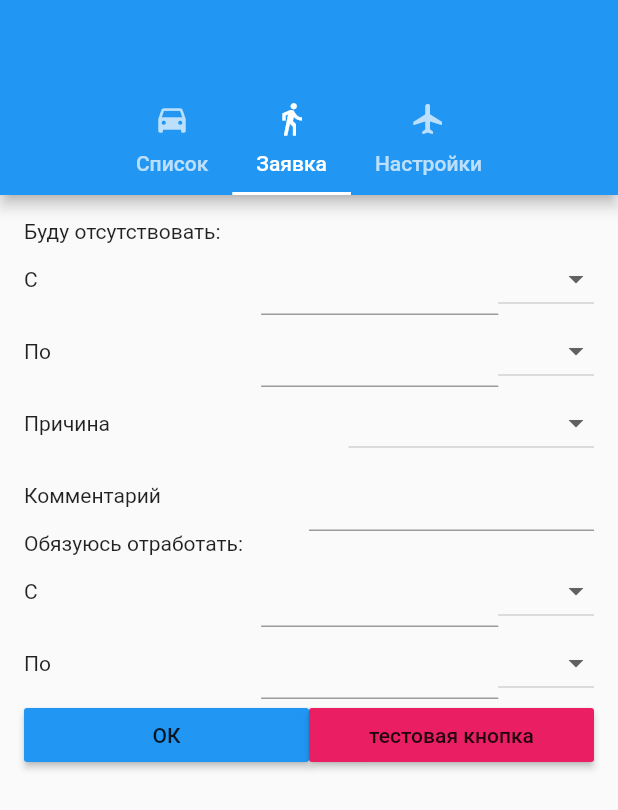
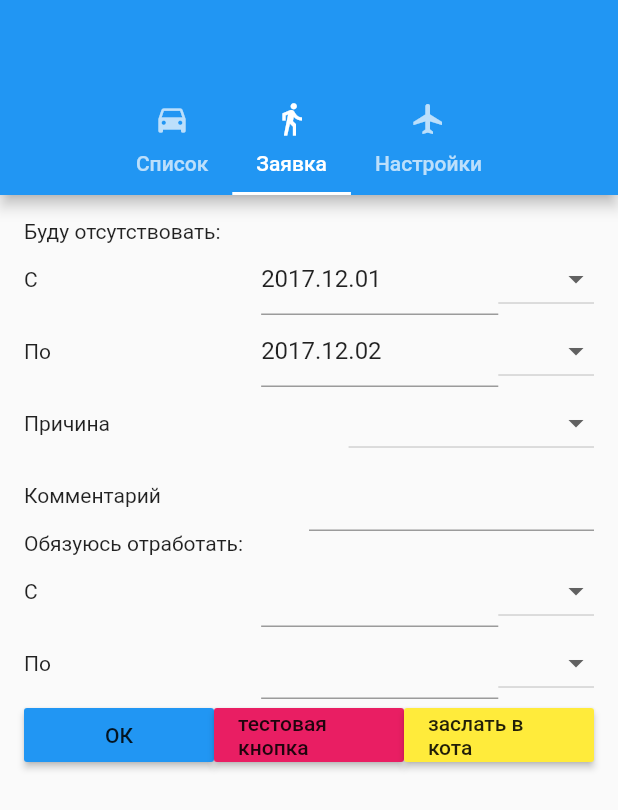
Before and after one commit to Unact/diod, a Flutter app: the screen it shows after launch, tab 2 chosen, after a tap on "тестовая кнопка", on a phone screen of 412 x 824 dp. Shown: the top 810 px of the screen. Run offline on Flutter 3.47's test engine with Material 2 defaults, Android fonts, the phone set to English and light mode, and no system bars; our stand-ins replace sqflite; accounts and stored records are empty.

Commit message:
DEV-34217

```diff
--- a/lib/main.dart
+++ b/lib/main.dart
@@ -64,6 +64,8 @@ class MyConfig {
           id INTEGER PRIMARY KEY,
           name TEXT
         )""");
+*/
+
 
         await db.execute("""
           CREATE TABLE new_request (
@@ -71,10 +73,11 @@ class MyConfig {
             ddatee DATETIME,
             ddateb_future DATETIME,
             ddatee_future DATETIME,
+            reason INTEGER,
             person INTEGER,
-            comments TEXT,
+            comments TEXT
           )""");
-*/
+
 
 
       },
@@ -128,7 +131,7 @@ class _ChoiceCardState extends State<ChoiceCard> {
 
     switch (widget.choice.title) {
     case 'Список': return new MyHomePage(title: 'График разработчиков', cfg: widget.cfg);
-    case 'Заявка': return new MyEntry();
+    case 'Заявка': return new MyEntry(cfg: widget.cfg);
     case 'Настройки': return new ConfigScreen(cfg: widget.cfg, onCfgChanged: _handleCfgChanged);
 
 
@@ -215,6 +218,7 @@ class _MyHomePageState extends State<MyHomePage> {
     widget.cfg.readStr().then((String val){
       widget.cfg.apiCode = val;
       widget.cfg.initDB().then((Database db){
+        print('AAAAAAAAAAA initDB COMPLETED=----------------------------');
         setFromDB();
         setRenew();
       });
@@ -412,6 +416,10 @@ final TextEditingController _controller = new TextEditingController();
 
 
 class MyEntry extends StatefulWidget {
+  final MyConfig cfg;
+  MyEntry({Key key, this.cfg}) : super(key: key);
+
+
   @override
   State createState() => new MyEntryState();
 }
@@ -431,6 +439,94 @@ String   _datecompense_to;
 String   _comment;
 
 DateTime _testdate;
+
+
+final TextEditingController _controller_datemiss_from = new TextEditingController();
+final TextEditingController _controller_datemiss_to = new TextEditingController();
+final TextEditingController _controller_datecompense_from = new TextEditingController();
+final TextEditingController _controller_datecompense_to = new TextEditingController();
+final TextEditingController _controller_comment = new TextEditingController();
+
+
+
+
+@override
+void initState() {
+  super.initState();
+  _datemiss_from = '2017.12.01';
+  _datemiss_to = '2017.12.02';
+  _controller_datemiss_from.text = _datemiss_from;
+  _controller_datemiss_to.text = _datemiss_to;
+}
+
+//Вставляем заявку в локальную таблицу
+Future<Null> insertEntry() async {
+
+    print('===================== GO AHEAD insertEntry()');
+    print(widget.cfg.apiCode);
+    _timemiss_to = new DateTime.now();
+
+  await widget.cfg.database.inTransaction(() async {
+
+    await widget.cfg.database.rawDelete("DELETE FROM new_request");
+
+    print('===========************ step 1');
+
+    int id1 = await widget.cfg.database.rawInsert("""
+      INSERT INTO new_request(ddateb, ddatee, ddateb_future, ddatee_future, reason, person, comments)
+      VALUES('${_timemiss_from}','${_timemiss_to}',
+                          '${_timecompense_from}','${_timecompense_to}',
+                          '${_reason}',2647, '${_comment}')
+    """);
+
+    print("ins sched: $id1");
+
+    //Отладка. Попробуем селектнуть count(*) из новой таблицы и распечатать
+    List<Map> list = await widget.cfg.database.rawQuery("SELECT ddateb, ddatee from new_request");
+    print('даты = ');
+    print(list[0]['ddateb']);
+    print(list[0]['ddatee']);
+
+
+
+/* Пример как делать селект
+    List<Map> list = await widget.cfg.database.rawQuery("SELECT MAX(ts) mts FROM schedule_requests");
+    DateTime ts = DateTime.parse(list[0]['mts']).add(new Duration(hours: 3));
+*/
+
+
+  });
+
+
+}
+
+//Посылаем пост в реальную базу.
+//название дебильное: сюнк-асюнк
+
+//Нужно обрабатывать респонс и при успехе удалять из new_request
+//НЕ ДЕЛАТЬ если записей в локальной таблице нет
+Future<Null> syncEntry() async {
+
+//Здесь нужно заселектить new_reuqest и заполнить из нее jsonData
+List<Map> list = await widget.cfg.database.rawQuery("SELECT ddateb, ddatee, ddateb_future, ddatee_future, reason, person, comments from new_request");
+
+    //нехватает полей compense, пока потестю без них
+  Map jsonData = {  //перезаполнить под наши нужды
+    'ddateb':       list[0]['ddateb'],
+    'ddatee':       list[0]['ddatee'],
+    'comments':     list[0]['comments'],
+    'reason':       list[0]['reason'],
+    'person':       list[0]['person'],
+  };
+
+/*   Вставка данных работоспособная, оттестированная, но пока деактивирована
+Uri uri = new Uri.https('renew.unact.ru', '/schedule_requests');
+var httpClient = createHttpClient();
+var response = httpClient.post(uri, headers: {"api-code": widget.cfg.apiCode, 'Accept': 'application/json', 'Content-Type': 'application/json'}, body: JSON.encode(jsonData));
+
+*/
+
+}
 
 
 
@@ -547,14 +643,14 @@ return new Column(
     new Row(
       children: <Widget>[
         new Expanded (child: new Text('С ')),
-        new Expanded (child: new TextField(onChanged:((String newValue){_datemiss_from = newValue;}) )),
+        new Expanded (child: new TextField(controller: _controller_datemiss_from )),
         dddw_timemiss_from
       ]
     ),
     new Row(
       children: <Widget>[
         new Expanded (child: new Text('По ')),
-        new Expanded (child: new TextField(onChanged:((String newValue){_datemiss_to = newValue;}) )),
+        new Expanded (child: new TextField(controller: _controller_datemiss_to )),
         dddw_timemiss_to
       ]
     ),
@@ -567,7 +663,7 @@ return new Column(
     new Row(
       children: <Widget>[
         new Expanded (child: new Text('Комментарий ')),
-        new Expanded (child: new TextField(onChanged:((String newValue){_comment = newValue;}) ))
+        new Expanded (child: new TextField(controller: _controller_comment ))
       ]
     ),
     new Row(
@@ -578,14 +674,14 @@ return new Column(
     new Row(
       children: <Widget>[
         new Expanded (child: new Text('С ')),
-        new Expanded (child: new TextField(onChanged:((String newValue){_datecompense_from = newValue;}) )),
+        new Expanded (child: new TextField(controller: _controller_datecompense_from )),
         dddw_timecompense_from
       ]
     ),
     new Row(
       children: <Widget>[
         new Expanded (child: new Text('По ')),
-        new Expanded (child: new TextField(onChanged:((String newValue){_datecompense_to = newValue;}) )),
+        new Expanded (child: new TextField(controller: _controller_datecompense_to  )),
         dddw_timecompense_to
       ]
     ),
@@ -603,15 +699,28 @@ return new Column(
 
         )),
 
-        //Тестовая кнопулька
         new Expanded (child: new RaisedButton
         ( child: new Text('тестовая кнопка') ,
           color: Colors.pink,
 
           onPressed: () {
+
+                    insertEntry();
             //Такой парсинг отлично работает
             //_testdate = DateTime.parse('2017-09-18');
             //print(_testdate);
+          }
+
+
+        )),
+
+        new Expanded (child: new RaisedButton
+        ( child: new Text('заслать в кота') ,
+          color: Colors.yellow,
+
+          onPressed: () {
+
+                    syncEntry();
           }
 
 
```
